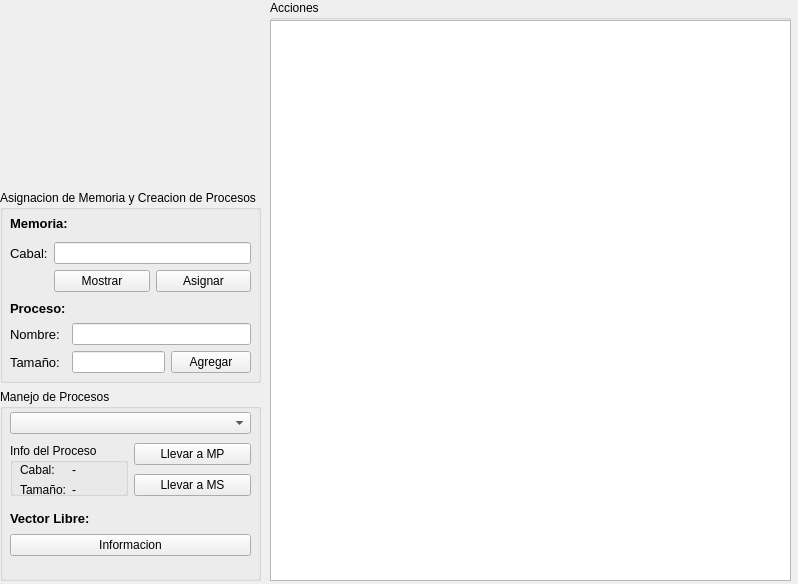
DarioFlores/BuddyApp, file Principal.ui: the form before one commit.
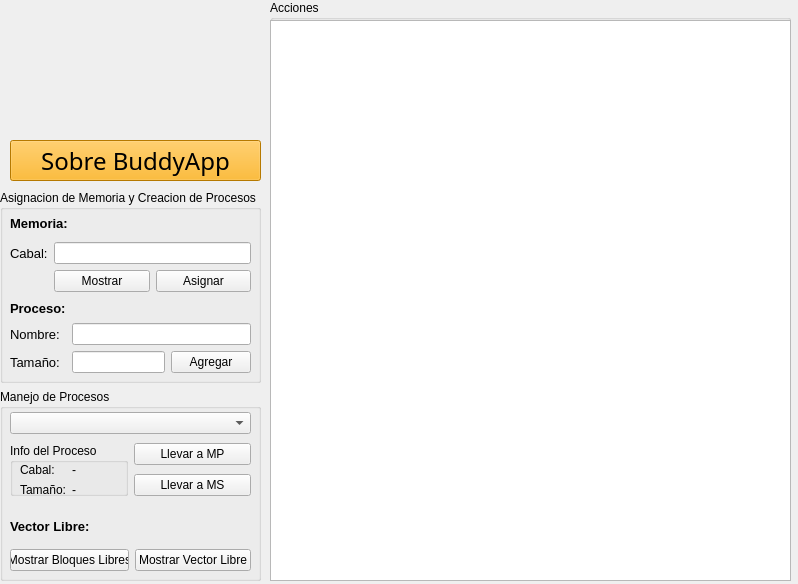
The form after the commit. Icons and pictures are not drawn.

Commit message: Lista para presentar

The edit to the form file:
```diff
--- a/Principal.ui
+++ b/Principal.ui
@@ -82,7 +82,7 @@
      <string>&lt;html&gt;&lt;head/&gt;&lt;body&gt;&lt;p&gt;&lt;br/&gt;&lt;/p&gt;&lt;/body&gt;&lt;/html&gt;</string>
     </property>
    </widget>
-   <widget class="QWidget" name="">
+   <widget class="QWidget" name="layoutWidget">
     <property name="geometry">
      <rect>
       <x>0</x>
@@ -322,9 +322,9 @@
         <property name="geometry">
          <rect>
           <x>10</x>
-          <y>120</y>
+          <y>121</y>
           <width>241</width>
-          <height>47</height>
+          <height>61</height>
          </rect>
         </property>
         <layout class="QVBoxLayout" name="verticalLayout">
@@ -343,11 +343,22 @@
           </widget>
          </item>
          <item>
-          <widget class="QPushButton" name="pushButtonInfoVL">
-           <property name="text">
-            <string>Informacion</string>
-           </property>
-          </widget>
+          <layout class="QHBoxLayout" name="horizontalLayout">
+           <item>
+            <widget class="QPushButton" name="pushButtonBL">
+             <property name="text">
+              <string>Mostrar Bloques Libres</string>
+             </property>
+            </widget>
+           </item>
+           <item>
+            <widget class="QPushButton" name="pushButtonVL">
+             <property name="text">
+              <string>Mostrar Vector Libre</string>
+             </property>
+            </widget>
+           </item>
+          </layout>
          </item>
         </layout>
        </widget>
@@ -355,6 +366,28 @@
      </item>
     </layout>
    </widget>
+   <widget class="QPushButton" name="pushButtonInfoApp">
+    <property name="geometry">
+     <rect>
+      <x>10</x>
+      <y>140</y>
+      <width>251</width>
+      <height>41</height>
+     </rect>
+    </property>
+    <property name="font">
+     <font>
+      <family>Blackadder ITC</family>
+      <pointsize>18</pointsize>
+     </font>
+    </property>
+    <property name="styleSheet">
+     <string notr="true">background-color: rgb(255, 170, 0);</string>
+    </property>
+    <property name="text">
+     <string>Sobre BuddyApp</string>
+    </property>
+   </widget>
   </widget>
  </widget>
  <resources>
```
The commit also changes 2 other files.
